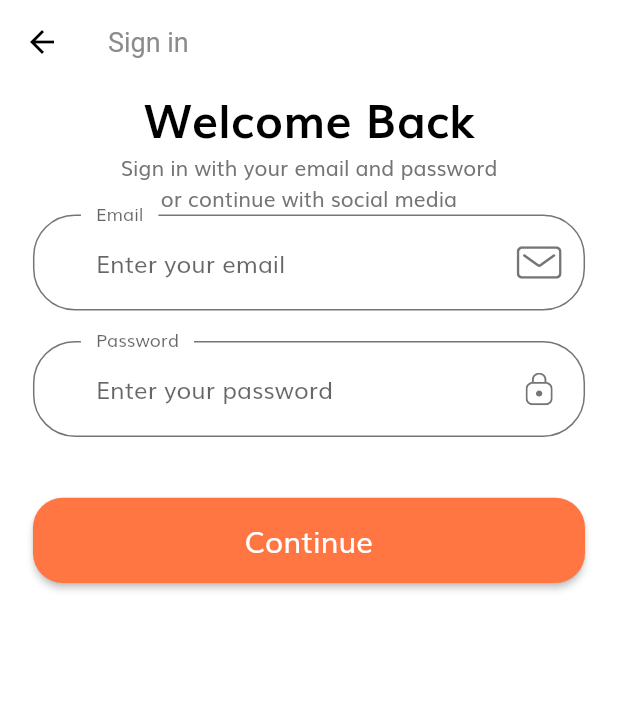
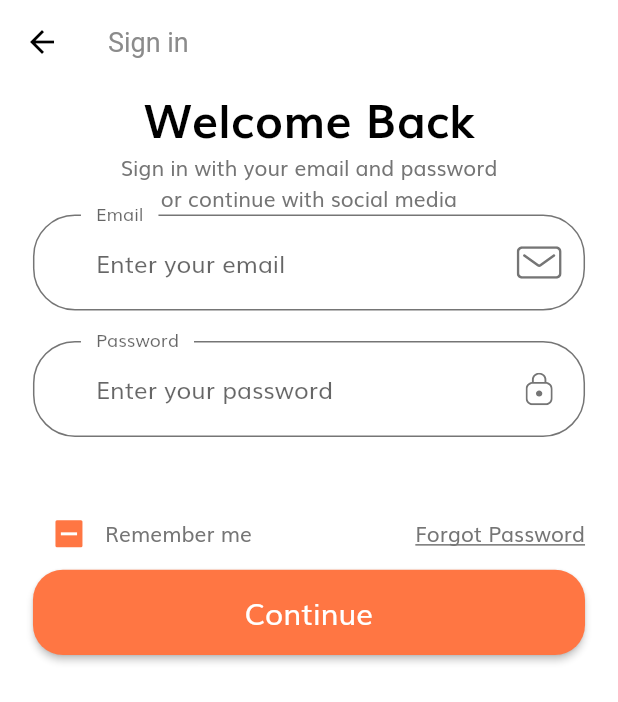
Before and after one commit to seong9566/shop-ui-v2, a Flutter app: the screen it shows after launch, after a tap on "Continue", on a phone screen of 412 x 824 dp. Shown: the top 702 px of the screen. Run offline on Flutter 3.47's test engine with Material 2 defaults, Android fonts, the phone set to English and light mode, and no system bars; our stand-ins replace flutter_svg.

Commit message:
Remember me CheckBox 버튼 추거ㅏ

```diff
--- a/lib/screens/sign_in/components/body.dart
+++ b/lib/screens/sign_in/components/body.dart
@@ -46,6 +46,7 @@ class _SignFormState extends State<SignForm> {
   final _formKey = GlobalKey<FormState>();
   String? email;
   String? password;
+  bool? remember;
   final List<String> errors = [];
   @override
   Widget build(BuildContext context) {
@@ -59,6 +60,24 @@ class _SignFormState extends State<SignForm> {
           SizedBox(height: getProportionateScreenHeight(20)),
           FormError(errors: errors),
           SizedBox(height: getProportionateScreenHeight(20)),
+          Row(
+            children: [
+              Checkbox(
+                  value: remember,
+                  activeColor: kPrimaryColor,
+                  onChanged: (value) {
+                    setState(() {
+                      remember = value;
+                    });
+                  }),
+              const Text("Remember me"),
+              const Spacer(),
+              const Text(
+                "Forgot Password",
+                style: TextStyle(decoration: TextDecoration.underline),
+              ),
+            ],
+          ),
           DefaultButton(
             text: "Continue",
             press: () {
```
